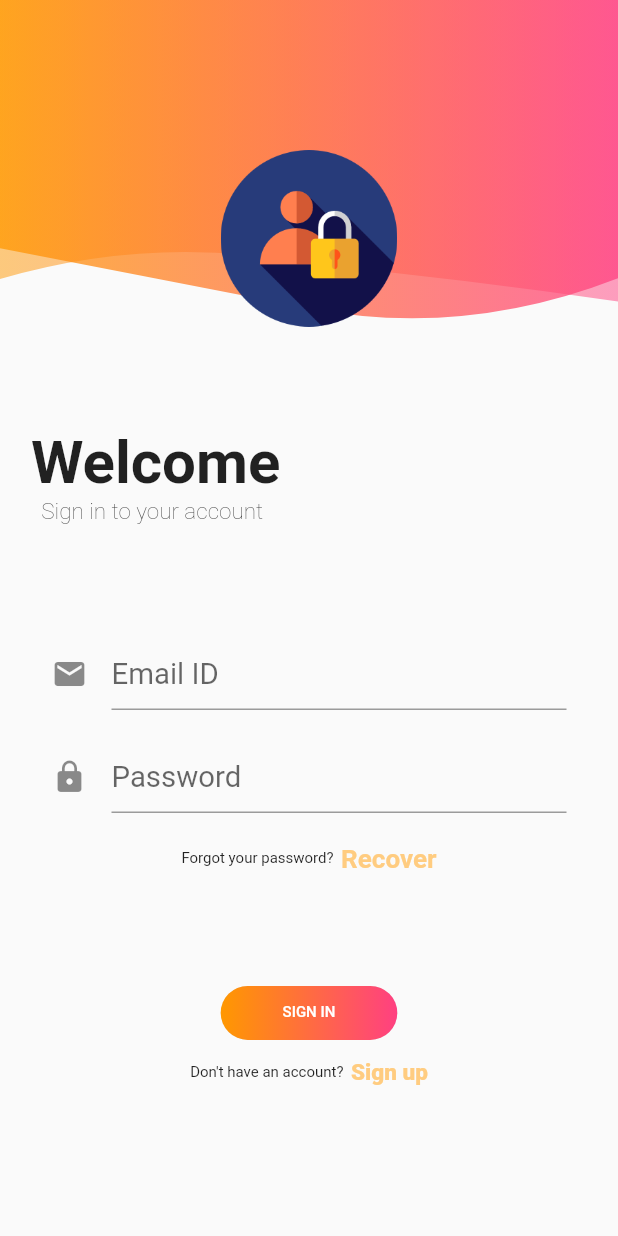
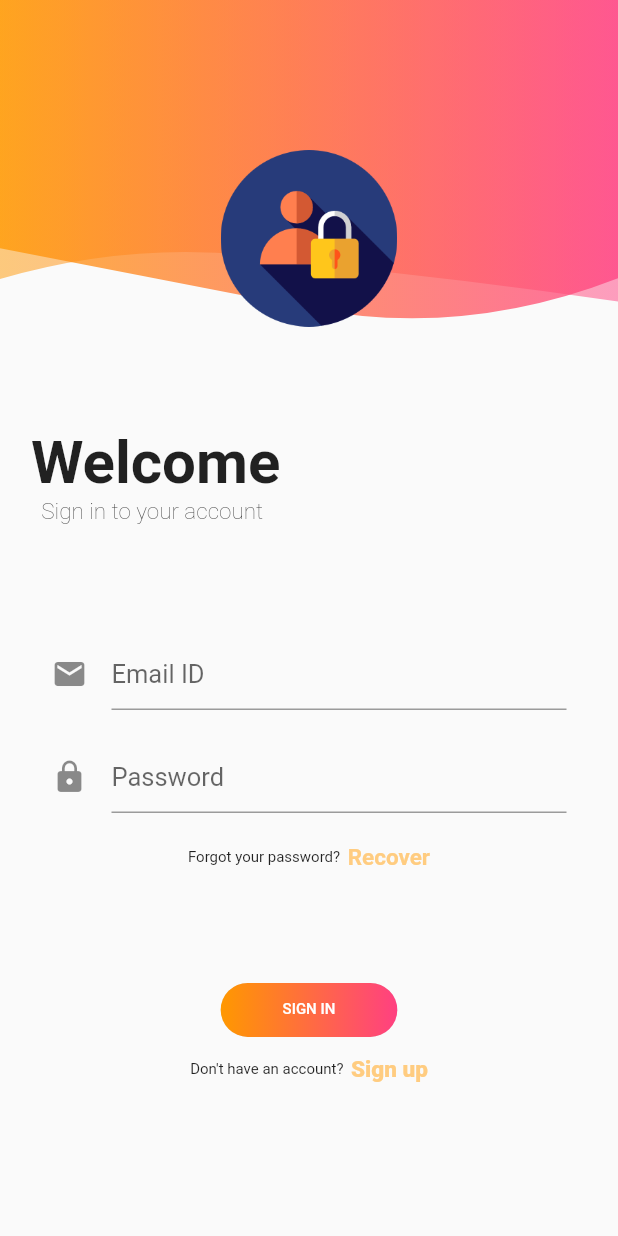
Before and after one commit to NoorEMobeen/flutter-app-afs, a Flutter app: the screen it shows after launch, on a phone screen of 412 x 824 dp. Run offline on Flutter 3.47's test engine with Material 2 defaults, Android fonts, the phone set to English and light mode, and no system bars; our stand-ins replace cloud_firestore, file_picker, firebase_auth, firebase_core, google_fonts, image_picker; missing offline and left inert: foldable_sidebar; accounts and stored records are empty.

Commit message:
Update main.dart

```diff
--- a/afs_mobile_flutter/lib/main.dart
+++ b/afs_mobile_flutter/lib/main.dart
@@ -34,8 +34,8 @@ class MyApp extends StatelessWidget {
         fontFamily: 'Raleway',
         colorScheme: ColorScheme.fromSwatch().copyWith(secondary: Colors.amber),
         textTheme: Theme.of(context).textTheme.apply(
-              fontSizeFactor: 1.1,
-              fontSizeDelta: 2.0,
+              fontSizeFactor: 1.0,
+              fontSizeDelta: 1.0,
             ),
 
         //CustomTheme.lightTheme,
```
